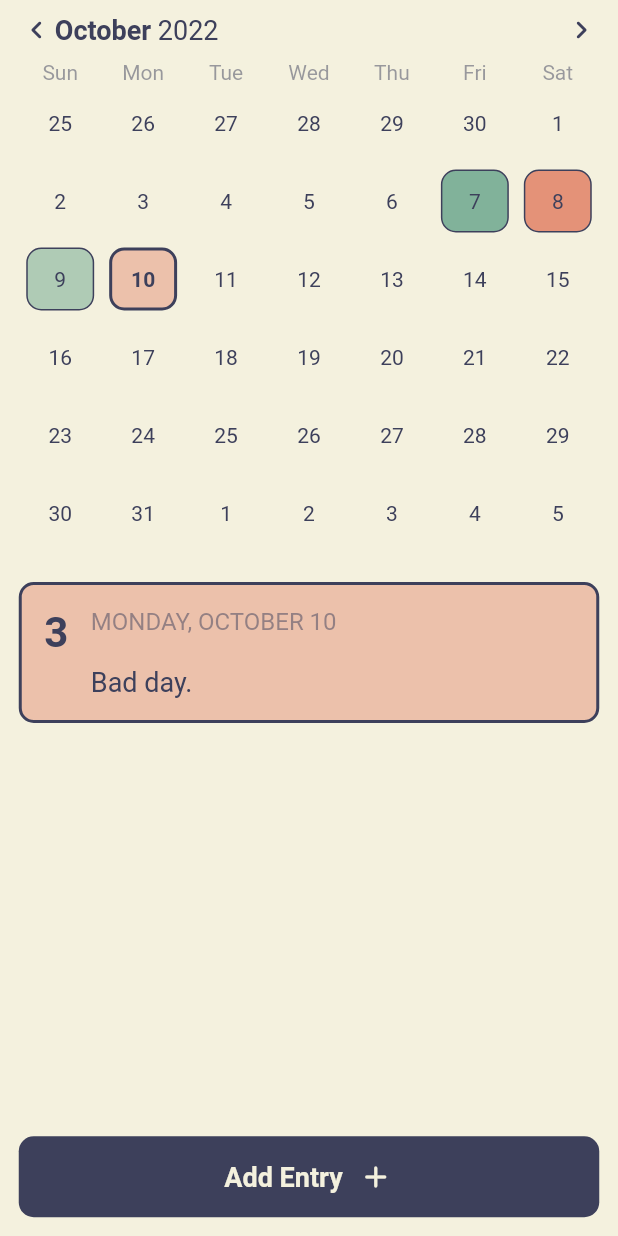
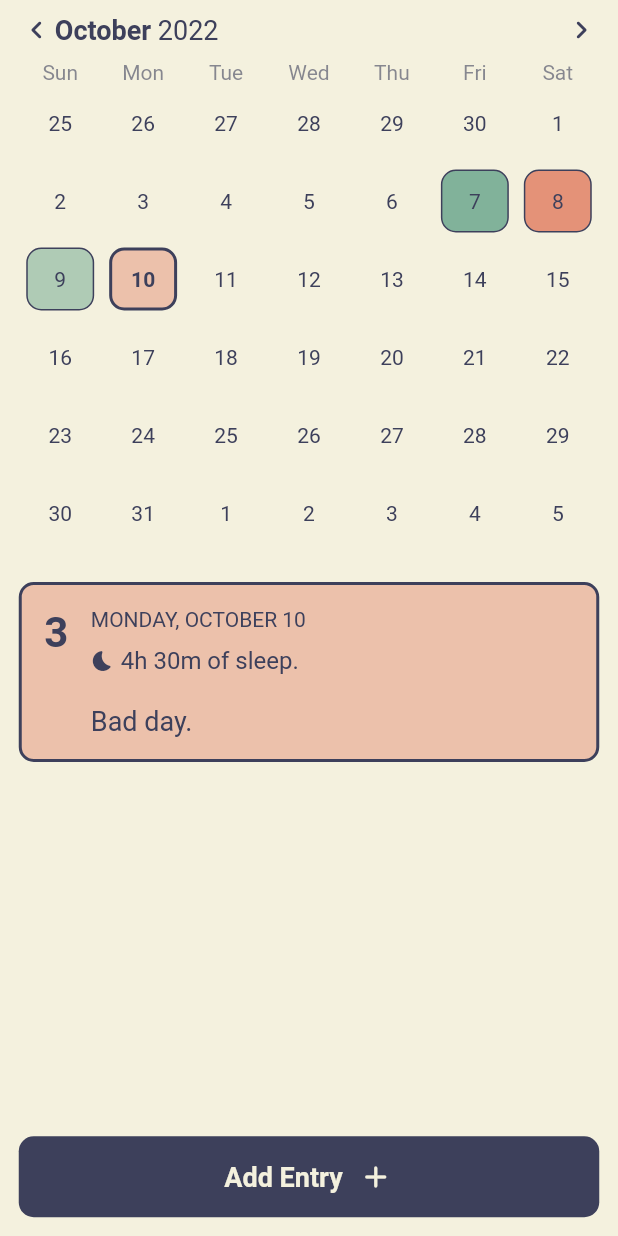
Before and after one commit to benweschler/mood_tracker, a Flutter app: the screen it shows after launch, on a phone screen of 412 x 824 dp. Run offline on Flutter 3.47's test engine with Material 2 defaults, Android fonts, the phone set to English and light mode, and no system bars; drawn by our look-alikes of table_calendar; our stand-ins replace equatable.

Commit message:
Implemented entry card.

```diff
--- a/lib/screens/home.dart
+++ b/lib/screens/home.dart
@@ -78,13 +78,28 @@ class _EntryDetailsCard extends StatelessWidget {
         children: [
           Text("${entry.mood}", style: TextStyles.heading),
           const SizedBox(width: Insets.med),
-          Column(
+          Expanded(
+            child: Column(
               crossAxisAlignment: CrossAxisAlignment.start,
               children: [
                 Text(
                   DateFormat.MMMMEEEEd().format(entry.timestamp).toUpperCase(),
                   style: TextStyles.body
-                    .copyWith(fontSize: 16, color: TextStyles.captionColor),
+                      .copyWith(fontSize: 14, color: AppColors.contrastColor),
+                ),
+                const SizedBox(height: Insets.sm),
+                Row(
+                  children: [
+                    const Icon(
+                      Icons.bedtime_rounded,
+                      color: AppColors.contrastColor,
+                      size: 16,
+                    ),
+                    Text(
+                      " ${entry.sleep.inHours}h ${entry.sleep.inMinutes.remainder(60)}m of sleep.",
+                      style: TextStyles.body.copyWith(fontSize: 16),
+                    ),
+                  ],
                 ),
                 const SizedBox(height: Insets.lg),
                 Text(
@@ -92,6 +107,7 @@ class _EntryDetailsCard extends StatelessWidget {
                   style: TextStyles.title.copyWith(fontWeight: FontWeight.normal),
                 ),
               ],
+            ),
           ),
         ],
       ),
--- a/lib/theme.dart
+++ b/lib/theme.dart
@@ -19,12 +19,12 @@ class Insets {
 }
 
 class TextStyles {
-  static const Color textColor = AppColors.contrastColor;
-  static final Color captionColor = textColor.withOpacity(0.5);
+  static const Color _textColor = AppColors.contrastColor;
+  static Color get captionColor => _textColor.withOpacity(0.6);
 
-  static const body = TextStyle(color: textColor, fontSize: 14);
-  static const title = TextStyle(color: textColor, fontSize: 18, fontWeight: FontWeight.w600);
-  static const heading = TextStyle(color: textColor, fontSize: 28, fontWeight: FontWeight.bold);
+  static const body = TextStyle(color: _textColor, fontSize: 14);
+  static const title = TextStyle(color: _textColor, fontSize: 18, fontWeight: FontWeight.w600);
+  static const heading = TextStyle(color: _textColor, fontSize: 28, fontWeight: FontWeight.bold);
 }
 
 class Durations {
--- a/lib/utils/color_utils.dart
+++ b/lib/utils/color_utils.dart
@@ -3,8 +3,8 @@ import 'dart:ui';
 import 'package:mood_tracker/constants.dart';
 
 Color colorFromMood(int mood) {
-  const negativeColor = Color(0xFFe07a5f);
-  const positiveColor = Color(0xFF81b29a);
+  const negativeColor = Color(0xFFE07A5F);
+  const positiveColor = Color(0xFF81B29A);
 
   final t = mood / Constants.maxMood;
 
```
Also changed, not shown: 1 other file. Lines whose indentation alone changed are shown as unchanged.
